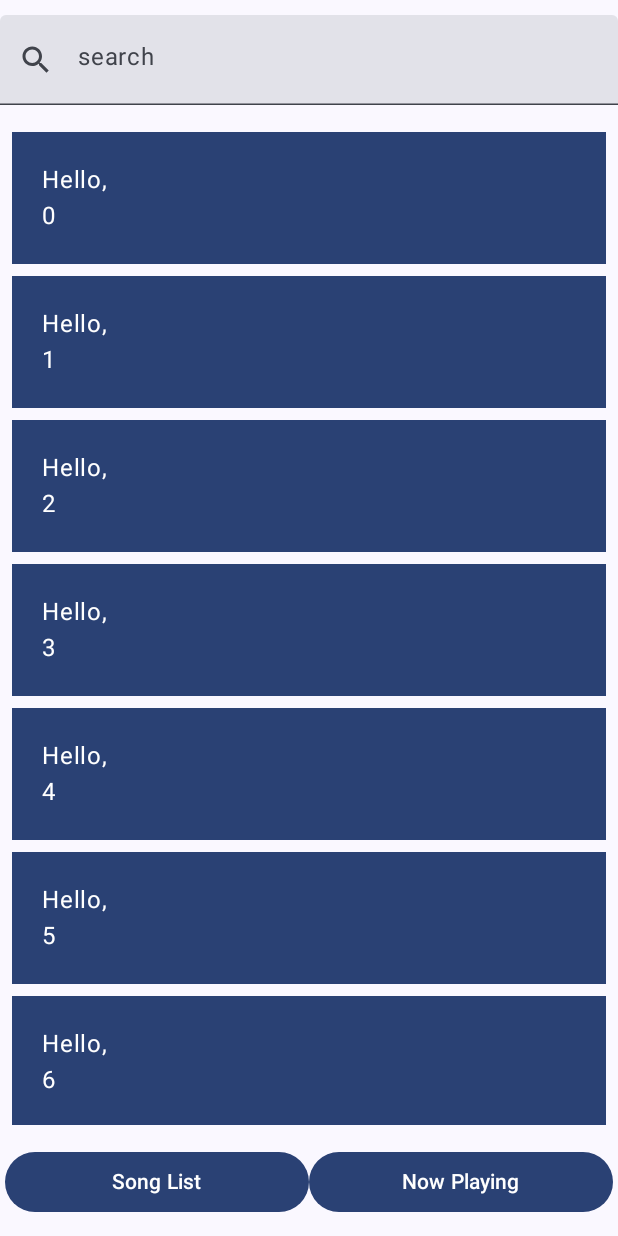
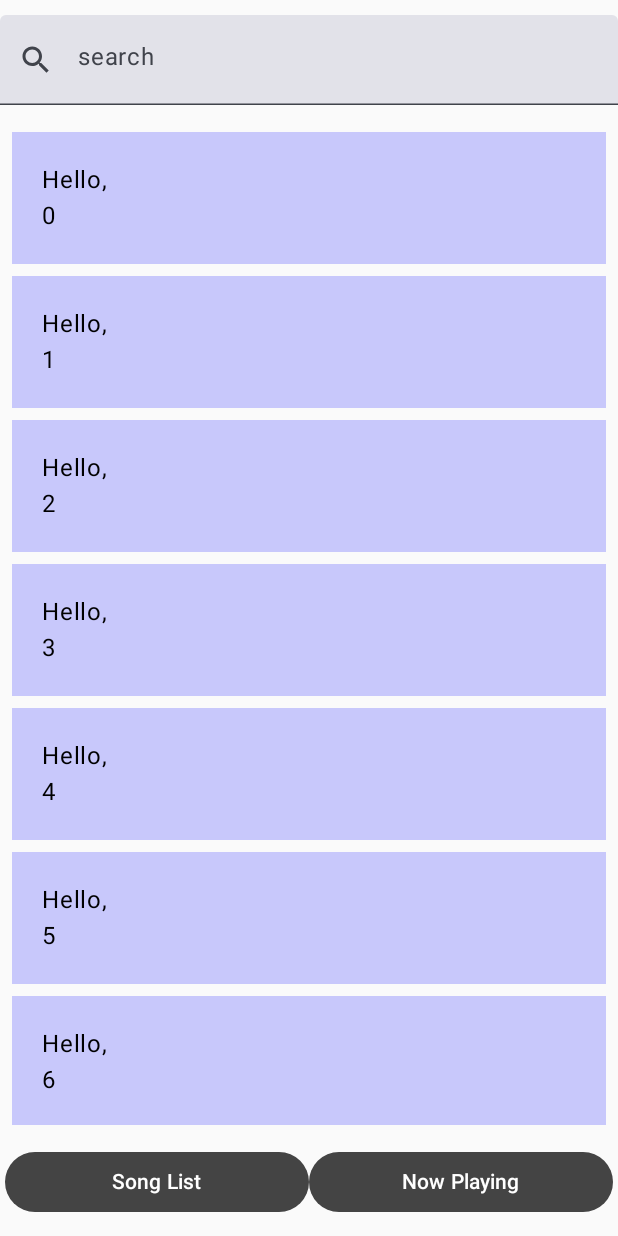
Before and after one commit to JimmyTea1026/Music-player, an Android app built with Jetpack Compose: the screen it shows after launch (MainActivity), on a phone screen of 412 x 824 dp. Run offline under Robolectric (Android 15) with nearby library versions, the phone set to English and light mode, and no system bars.

Commit message:
Add icon.png & change SelectPage color

```diff
--- a/app/src/main/java/com/example/myapplication/MainActivity.kt
+++ b/app/src/main/java/com/example/myapplication/MainActivity.kt
@@ -3,44 +3,68 @@ package com.example.myapplication
 import android.os.Bundle
 import androidx.activity.ComponentActivity
 import androidx.activity.compose.setContent
-import androidx.compose.foundation.layout.Column
-import androidx.compose.foundation.layout.Row
+import androidx.compose.foundation.Image
+import androidx.compose.foundation.layout.Box
 import androidx.compose.foundation.layout.fillMaxSize
-import androidx.compose.foundation.layout.fillMaxWidth
-import androidx.compose.foundation.layout.height
-import androidx.compose.foundation.layout.heightIn
-import androidx.compose.foundation.layout.padding
-import androidx.compose.foundation.lazy.LazyColumn
-import androidx.compose.foundation.lazy.items
-import androidx.compose.material.icons.Icons
-import androidx.compose.material.icons.filled.Search
-import androidx.compose.material3.Button
-import androidx.compose.material3.ExperimentalMaterial3Api
-import androidx.compose.material3.Icon
-import androidx.compose.material3.TextField
-import androidx.compose.material3.MaterialTheme
+import androidx.compose.foundation.layout.size
 import androidx.compose.material3.Surface
-import androidx.compose.material3.Text
 import androidx.compose.runtime.Composable
+import androidx.compose.runtime.LaunchedEffect
+import androidx.compose.runtime.mutableStateOf
+import androidx.compose.runtime.remember
+import androidx.compose.runtime.rememberCoroutineScope
 import androidx.compose.ui.Alignment
 import androidx.compose.ui.Modifier
+import androidx.compose.ui.graphics.Color
+import androidx.compose.ui.layout.ContentScale
+import androidx.compose.ui.res.painterResource
+import androidx.compose.ui.semantics.Role.Companion.Image
 import androidx.compose.ui.tooling.preview.Preview
 import androidx.compose.ui.unit.dp
 import com.example.myapplication.ui.theme.MyApplicationTheme
+import kotlinx.coroutines.delay
+import kotlinx.coroutines.launch
 
 class MainActivity : ComponentActivity() {
     override fun onCreate(savedInstanceState: Bundle?) {
         super.onCreate(savedInstanceState)
         setContent {
             MyApplicationTheme {
-                // A surface container using the 'background' color from the theme
-                Surface(
-                    modifier = Modifier.fillMaxSize(),
-                    color = MaterialTheme.colorScheme.background
-                ) {
-                    SelectPage()
+                val coroutineScope = rememberCoroutineScope()
+                var navigateToSelectPage = remember{ mutableStateOf(false) }
+                LaunchedEffect(Unit){
+                    coroutineScope.launch {
+                        delay(3000)
+                        navigateToSelectPage.value = true
+                    }
                 }
+                if(navigateToSelectPage.value) SelectPage() else navPage()
             }
         }
     }
 }
+
+@Composable
+fun navPage(){
+    Surface(color = Color.LightGray) {
+        Box(
+            modifier = Modifier.fillMaxSize(),
+            contentAlignment = Alignment.Center
+        ){
+            Image(
+                painter = painterResource(id = R.drawable.spotify),
+                contentDescription = "Icon",
+                modifier = Modifier.size(300.dp),
+//                contentScale = ContentScale.Crop
+            )
+        }
+    }
+}
+
+@Preview(showBackground = true)
+@Composable
+fun navPagePreview(){
+    MyApplicationTheme{
+        navPage()
+    }
+}
--- a/app/src/main/java/com/example/myapplication/SelectPageActivity.kt
+++ b/app/src/main/java/com/example/myapplication/SelectPageActivity.kt
@@ -12,6 +12,7 @@ import androidx.compose.foundation.lazy.items
 import androidx.compose.material.icons.Icons
 import androidx.compose.material.icons.filled.Search
 import androidx.compose.material3.Button
+import androidx.compose.material3.ButtonDefaults
 import androidx.compose.material3.ExperimentalMaterial3Api
 import androidx.compose.material3.Icon
 import androidx.compose.material3.MaterialTheme
@@ -21,6 +22,7 @@ import androidx.compose.material3.TextField
 import androidx.compose.runtime.Composable
 import androidx.compose.ui.Alignment
 import androidx.compose.ui.Modifier
+import androidx.compose.ui.graphics.Color
 import androidx.compose.ui.tooling.preview.Preview
 import androidx.compose.ui.unit.dp
 @Composable
@@ -78,7 +80,7 @@ fun SongList(
     LazyColumn(modifier = modifier.padding(vertical = 4.dp)){
         items(names){ name ->
             Surface(
-                color = MaterialTheme.colorScheme.primary,
+                color = Color.Blue.copy(alpha = 0.2f),
                 modifier = Modifier.padding(vertical = 4.dp, horizontal = 8.dp)
             ) {
                 Column(modifier = Modifier.fillMaxWidth().padding(20.dp)) {
@@ -103,14 +105,21 @@ fun MenuBar(
         Button(
             onClick = { /*TODO*/ },
             modifier = Modifier
-                .weight(1f)
-
+                .weight(1f),
+            colors = ButtonDefaults.buttonColors(
+                containerColor = Color.DarkGray,
+                contentColor = Color.White
+            ),
         ) {
             Text("Song List")
         }
         Button(onClick = { /*TODO*/ },
             modifier = Modifier
-                .weight(1f)
+                .weight(1f),
+            colors = ButtonDefaults.buttonColors(
+                containerColor = Color.DarkGray,
+                contentColor = Color.White
+            ),
         ) {
             Text("Now Playing")
         }
```
Also changed, not shown: app/src/main/res/drawable/icon.png (added), app/src/main/res/drawable/spotify.png (added).
